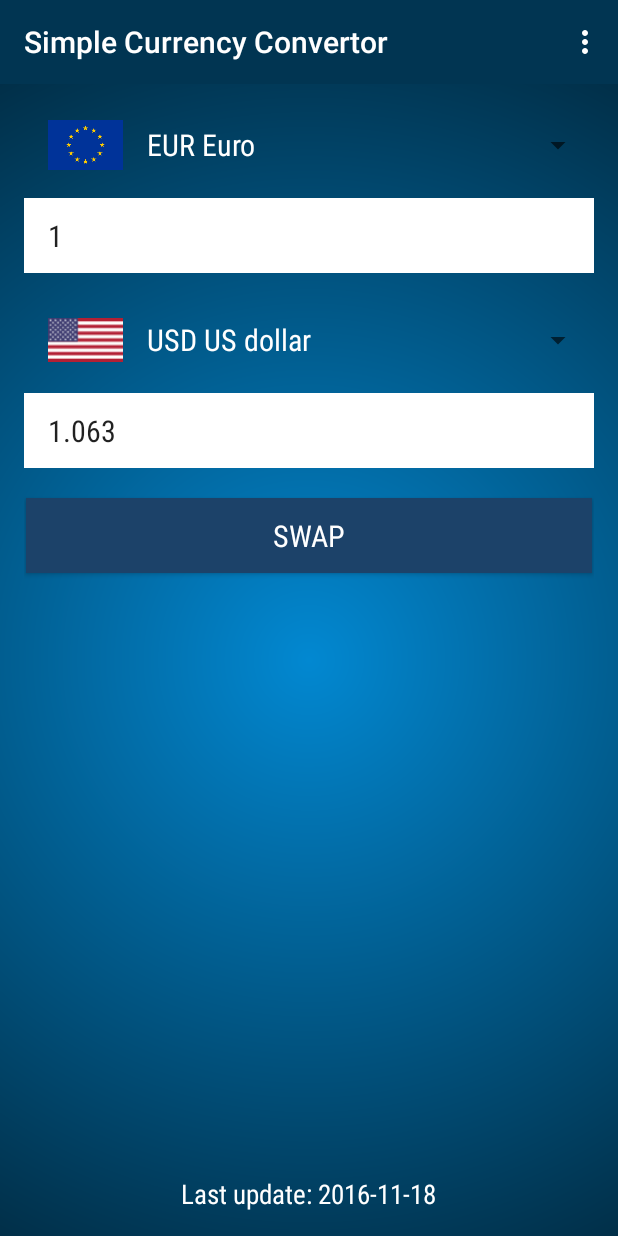
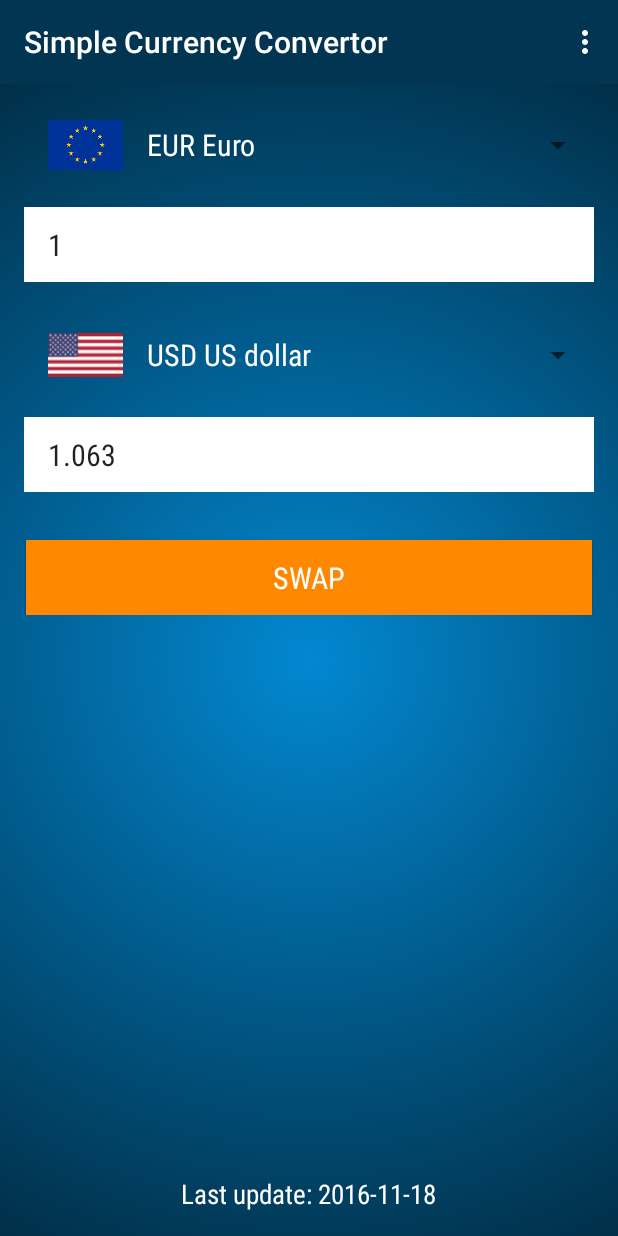
Before and after one commit to KaloyanBogoslovov/SimpleCurrencyConvertor, an Android app: the screen it shows after launch (MainActivity), on a phone screen of 412 x 824 dp. Run offline under Robolectric (Android 15) with nearby library versions, the phone set to English and light mode, and no system bars; 1 statement that could not run was skipped.

Commit message:
Minor visual changes. Minor xml code refactoring.

```diff
--- a/app/src/main/res/layout-land/activity_main.xml
+++ b/app/src/main/res/layout-land/activity_main.xml
@@ -78,7 +78,7 @@
 
         <Button
             android:id = "@+id/swap_button"
-            android:background="@xml/background"
+            android:background="@android:color/holo_orange_dark"
             android:layout_width="0dp"
             android:layout_weight="1"
             android:fontFamily="sans-serif-condensed"
--- a/app/src/main/res/layout/activity_main.xml
+++ b/app/src/main/res/layout/activity_main.xml
@@ -21,7 +21,7 @@
             android:layout_width="match_parent"
             android:layout_height="50dp"
                  android:popupBackground="@xml/background"
-                 android:layout_marginBottom="10dp"/>
+                 android:layout_marginBottom="16dp"/>
 
         <EditText
             android:id="@+id/edit_text_top"
@@ -33,14 +33,14 @@
             android:paddingLeft="16dp"
             android:ems="8"
             android:fontFamily="sans-serif-condensed"
-            android:layout_marginBottom="20dp"
+            android:layout_marginBottom="24dp"
             android:background="@android:color/white"/>
 
         <Spinner android:id = "@+id/spinner_bottom"
             android:popupBackground="@xml/background"
             android:layout_width="match_parent"
             android:layout_height="50dp"
-            android:layout_marginBottom="10dp"/>
+            android:layout_marginBottom="16dp"/>
 
         <EditText
             android:id="@+id/edit_text_bottom"
@@ -52,18 +52,18 @@
             android:ems="8"
             android:paddingLeft="16dp"
             android:fontFamily="sans-serif-condensed"
-            android:layout_marginBottom="20dp"
+            android:layout_marginBottom="32dp"
             android:background="@android:color/white"/>
 
         <Button
             android:id = "@+id/swap_button"
-            android:background="@color/colorPrimary"
+            android:background="@android:color/holo_orange_dark"
             android:layout_width="match_parent"
             android:fontFamily="sans-serif-condensed"
             android:layout_height="50dp"
+            android:radius="10dp"
             android:textSize="20sp"
             android:text="@string/button_name"
-            android:layout_marginBottom="10dp"
             android:layout_marginLeft="1dp"
             android:layout_marginRight="1dp"
             android:textColor="@android:color/white"
--- a/app/src/main/res/values/colors.xml
+++ b/app/src/main/res/values/colors.xml
@@ -3,7 +3,7 @@
     <color name="colorPrimary">#1c4269</color>
     <color name="colorPrimaryDark">#1c4269</color>
     <color name="background">#1ca8f4</color>
-
+    <color name="orange">#FFFF9933</color>
     <color name="test">#013552</color>
 
 </resources>
```
Also changed, not shown: app/src/main/res/layout/activity_about.xml (+3 -15 lines), app/src/main/res/values/styles.xml (+9 -0 lines).
